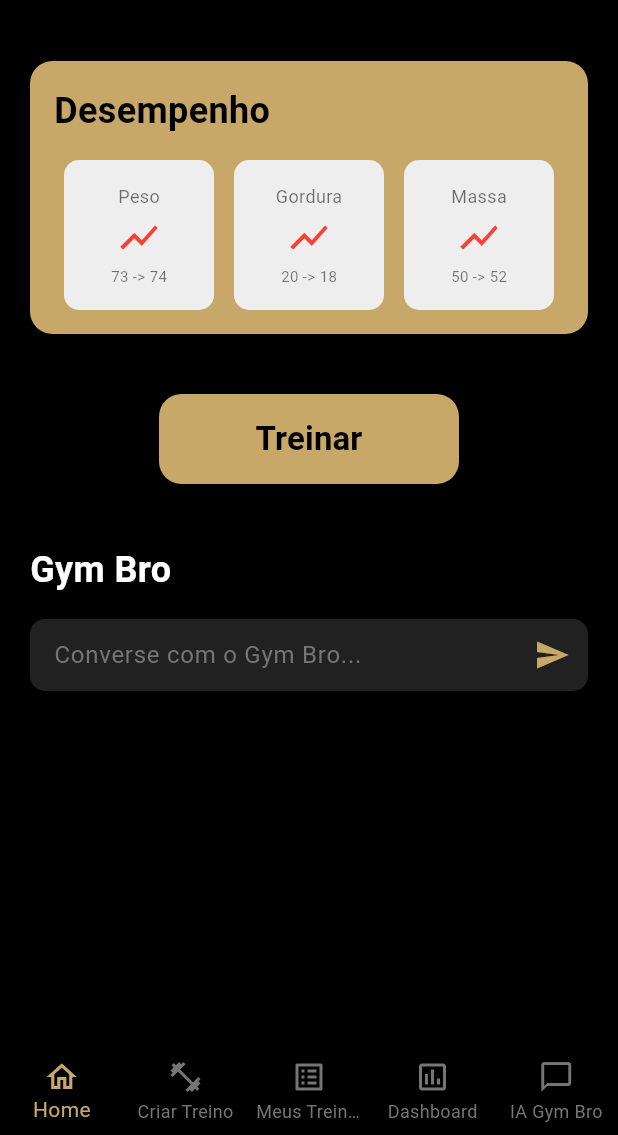
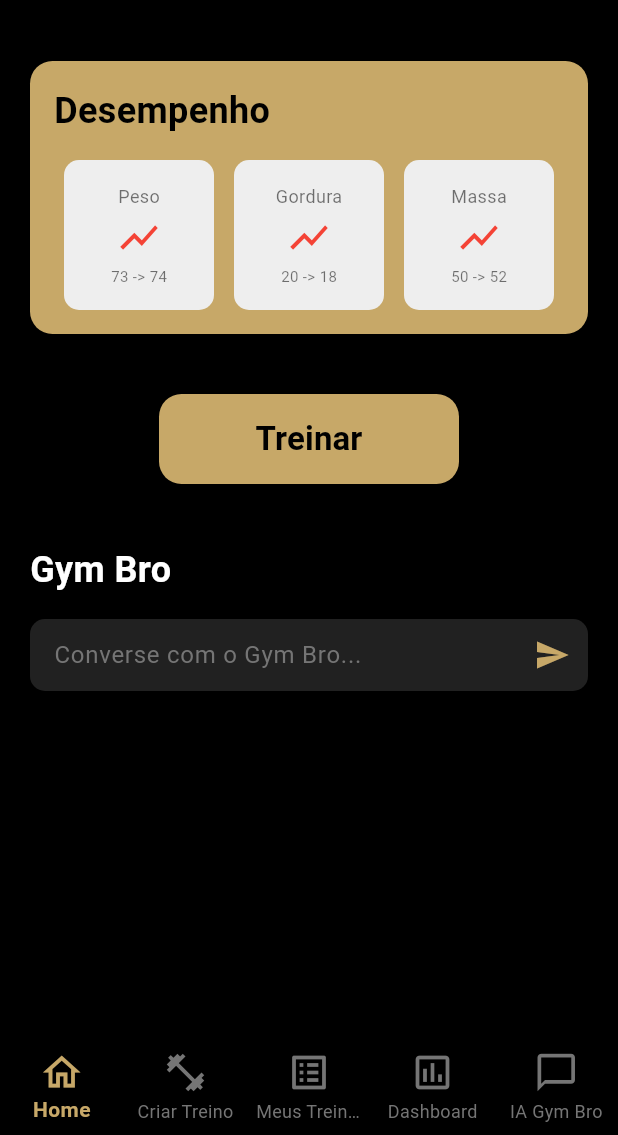
Before and after one commit to Mariohanijar/GymLion, a Flutter app: the screen it shows after launch, after a tap on "Entrar", on a phone screen of 412 x 824 dp, the part 101-1236 px from its top. Run offline on Flutter 3.47's test engine with Material 3 defaults, Android fonts, the phone set to English and light mode, and no system bars.

Commit message:
ajeitando bugs
precisa de melhora na parte dos icones

```diff
--- a/lib/Pages/login_page.dart
+++ b/lib/Pages/login_page.dart
@@ -1,8 +1,10 @@
-// lib/pages/login_page.dart - COM LOGO
+// lib/pages/login_page.dart - AGORA COM NAVEGAÇÃO CORRETA PARA CADASTRO
 
 import 'package:flutter/material.dart';
 // REMOVIDO: import de http e shared_preferences
 import 'main_nav_page.dart';
+// 1. IMPORTAR A PÁGINA DE CADASTRO
+import 'register_page.dart'; // O caminho está correto se estiver na mesma pasta 'pages/'
 
 class LoginPage extends StatefulWidget {
   const LoginPage({super.key});
@@ -36,11 +38,21 @@ class _LoginPageState extends State<LoginPage> {
     );
   }
 
+  // 2. NOVA FUNÇÃO DE NAVEGAÇÃO PARA O REGISTRO
+  void _navigateToRegister() {
+    Navigator.push(
+      context,
+      MaterialPageRoute(builder: (context) => const RegisterPage()),
+    );
+  }
+
   @override
   Widget build(BuildContext context) {
+    // Pegando a cor primária para estilizar o texto
+    final primaryColor = Theme.of(context).primaryColor;
+
     return Scaffold(
       appBar: AppBar(
-        // Removendo o título do AppBar para focar no logo centralizado
         backgroundColor: Colors.black,
       ),
       body: Center(
@@ -49,8 +61,23 @@ class _LoginPageState extends State<LoginPage> {
           child: Column(
             mainAxisAlignment: MainAxisAlignment.center,
             children: <Widget>[
-              Image.asset('./assets/logo-leao.jpg', height: 100),
-              const SizedBox(height: 30),
+              // LOGO
+              Image.asset(
+                './assets/logo-leao.jpg',
+                height: 100,
+              ),
+
+              // TEXTO GYMLION ABAIXO DA LOGO
+              Text(
+                'GYMLION',
+                style: TextStyle(
+                  color: primaryColor,
+                  fontSize: 34,
+                  fontWeight: FontWeight.w900,
+                  letterSpacing: 2,
+                ),
+              ),
+              const SizedBox(height: 50),
 
               // Campo Email
               TextField(
@@ -87,7 +114,7 @@ class _LoginPageState extends State<LoginPage> {
                 child: ElevatedButton(
                   onPressed: _isLoading ? null : _performLogin,
                   style: ElevatedButton.styleFrom(
-                    backgroundColor: Theme.of(context).primaryColor,
+                    backgroundColor: primaryColor,
                     foregroundColor: Colors.black,
                     shape: RoundedRectangleBorder(
                       borderRadius: BorderRadius.circular(10),
@@ -106,15 +133,13 @@ class _LoginPageState extends State<LoginPage> {
               ),
               const SizedBox(height: 20),
 
-              // Link para Cadastro
+              // Link para Cadastro (3. CHAMA A FUNÇÃO CORRETA)
               TextButton(
-                onPressed: () {
-                  print('Navegar para a página de registro...');
-                },
+                onPressed: _navigateToRegister, // Chamando a função para navegar
                 child: Text(
                   'Não tem conta? Cadastre-se aqui.',
                   style: TextStyle(
-                    color: Theme.of(context).primaryColor.withOpacity(0.7),
+                    color: primaryColor.withOpacity(0.7),
                   ),
                 ),
               ),
--- a/lib/Pages/main_nav_page.dart
+++ b/lib/Pages/main_nav_page.dart
@@ -1,11 +1,11 @@
 // lib/pages/main_nav_page.dart
 
 import 'package:flutter/material.dart';
-import 'home.dart';           // Aba 0: Home/Geral
+import 'home.dart'; // Aba 0: Home/Geral
 import 'training_selection_page.dart'; // Aba 1: Criar/Montar Novo Treino
-import 'my_workouts_page.dart';    // Aba 2: Treinos Salvos (Meus Treinos)
-import 'performance_page.dart';    // Aba 3: Desempenho/Dashboard
-import 'chatbot_page.dart';        // Aba 4: IA/Chatbot
+import 'my_workouts_page.dart'; // Aba 2: Treinos Salvos (Meus Treinos)
+import 'performance_page.dart'; // Aba 3: Desempenho/Dashboard
+import 'chatbot_page.dart'; // Aba 4: IA/Chatbot
 
 class MainNavPage extends StatefulWidget {
   const MainNavPage({super.key});
@@ -41,6 +41,7 @@ class _MainNavPageState extends State<MainNavPage> {
       // O Rodapé de Navegação (BottomNavigationBar)
       bottomNavigationBar: BottomNavigationBar(
         items: const <BottomNavigationBarItem>[
+          // ... (seus BottomNavigationBarItems)
           BottomNavigationBarItem(
             icon: Icon(Icons.home_outlined),
             label: 'Home',
@@ -63,10 +64,25 @@ class _MainNavPageState extends State<MainNavPage> {
           ),
         ],
         currentIndex: _selectedIndex,
-        type: BottomNavigationBarType.fixed, // Garante que todos os 5 itens caibam
-        selectedItemColor: Theme.of(context).primaryColor, // Usa o dourado do tema
+        type: BottomNavigationBarType.fixed,
+        selectedItemColor: Theme.of(context).primaryColor,
         unselectedItemColor: Colors.grey[600],
-        backgroundColor: Colors.black, // Fundo do rodapé preto
+        backgroundColor: Colors.black,
+
+        // AJUSTES DE TAMANHO PARA AUMENTAR O FOOTER:
+
+        // Aumenta o tamanho dos ícones
+        iconSize: 30,
+
+        // Aumenta o tamanho da fonte do item selecionado
+        selectedLabelStyle: const TextStyle(
+          fontSize: 14,
+          fontWeight: FontWeight.bold,
+        ),
+
+        // Aumenta o tamanho da fonte dos outros itens
+        unselectedLabelStyle: const TextStyle(fontSize: 12),
+
         onTap: _onItemTapped,
       ),
     );
--- a/lib/Pages/workout_execution_page.dart
+++ b/lib/Pages/workout_execution_page.dart
@@ -4,6 +4,7 @@ import 'package:flutter/material.dart';
 import 'package:provider/provider.dart';
 import 'training_manager.dart';
 import 'home.dart'; // Para voltar para a Home
+import 'main_nav_page.dart';
 
 class WorkoutExecutionPage extends StatefulWidget {
   final String bodyPart;
@@ -42,7 +43,7 @@ class _WorkoutExecutionPageState extends State<WorkoutExecutionPage> {
       SnackBar(
         content: Text(
           'Treino de ${widget.bodyPart} concluído e salvo!',
-          style: const TextStyle(color: Colors.black)
+          style: const TextStyle(color: Colors.black),
         ),
         backgroundColor: const Color(0xFFC7A868),
         duration: const Duration(seconds: 3),
@@ -51,8 +52,9 @@ class _WorkoutExecutionPageState extends State<WorkoutExecutionPage> {
 
     // Navega para a Home Page, limpando as telas de treino que estavam na pilha.
     Navigator.of(context).pushAndRemoveUntil(
-      MaterialPageRoute(builder: (context) => const HomePage()),
-      (Route<dynamic> route) => route.isFirst, // Limpa tudo até o Login/Primeira Rota
+      MaterialPageRoute(builder: (context) => const MainNavPage()),
+      (Route<dynamic> route) =>
+          route.isFirst, // Limpa tudo até o Login/Primeira Rota
     );
   }
 
@@ -60,7 +62,12 @@ class _WorkoutExecutionPageState extends State<WorkoutExecutionPage> {
   Widget build(BuildContext context) {
     if (widget.exercises.isEmpty) {
       return const Scaffold(
-        body: Center(child: Text('Nenhum exercício para este treino.', style: TextStyle(color: Colors.white))),
+        body: Center(
+          child: Text(
+            'Nenhum exercício para este treino.',
+            style: TextStyle(color: Colors.white),
+          ),
+        ),
       );
     }
 
@@ -70,7 +77,10 @@ class _WorkoutExecutionPageState extends State<WorkoutExecutionPage> {
     return Scaffold(
       backgroundColor: Colors.black,
       appBar: AppBar(
-        title: Text('Treino de ${widget.bodyPart} ($progress)', style: const TextStyle(color: Colors.white)),
+        title: Text(
+          'Treino de ${widget.bodyPart} ($progress)',
+          style: const TextStyle(color: Colors.white),
+        ),
         backgroundColor: Colors.black,
         iconTheme: const IconThemeData(color: Colors.white),
       ),
@@ -79,17 +89,33 @@ class _WorkoutExecutionPageState extends State<WorkoutExecutionPage> {
         child: Column(
           crossAxisAlignment: CrossAxisAlignment.start,
           children: [
-            Text(currentExercise.name, style: const TextStyle(color: Color(0xFFC7A868), fontSize: 34, fontWeight: FontWeight.bold)),
+            Text(
+              currentExercise.name,
+              style: const TextStyle(
+                color: Color(0xFFC7A868),
+                fontSize: 34,
+                fontWeight: FontWeight.bold,
+              ),
+            ),
             const SizedBox(height: 10),
-            Text('${currentExercise.setsReps.series} Séries de ${currentExercise.setsReps.repetitions} Repetições', style: const TextStyle(color: Colors.white70, fontSize: 20)),
+            Text(
+              '${currentExercise.setsReps.series} Séries de ${currentExercise.setsReps.repetitions} Repetições',
+              style: const TextStyle(color: Colors.white70, fontSize: 20),
+            ),
             const SizedBox(height: 40),
 
             Container(
               height: 200,
               width: double.infinity,
-              decoration: BoxDecoration(color: Colors.grey[900], borderRadius: BorderRadius.circular(15)),
+              decoration: BoxDecoration(
+                color: Colors.grey[900],
+                borderRadius: BorderRadius.circular(15),
+              ),
               child: Center(
-                child: Text('A Fazer: ${currentExercise.setsReps.series} Séries', style: const TextStyle(color: Colors.white, fontSize: 24)),
+                child: Text(
+                  'A Fazer: ${currentExercise.setsReps.series} Séries',
+                  style: const TextStyle(color: Colors.white, fontSize: 24),
+                ),
               ),
             ),
             const Spacer(),
@@ -100,12 +126,23 @@ class _WorkoutExecutionPageState extends State<WorkoutExecutionPage> {
               child: ElevatedButton(
                 onPressed: _moveToNextExercise,
                 style: ElevatedButton.styleFrom(
-                  backgroundColor: _currentExerciseIndex < widget.exercises.length - 1 ? const Color(0xFFC7A868) : Colors.red,
-                  shape: RoundedRectangleBorder(borderRadius: BorderRadius.circular(15)),
+                  backgroundColor:
+                      _currentExerciseIndex < widget.exercises.length - 1
+                      ? const Color(0xFFC7A868)
+                      : Colors.red,
+                  shape: RoundedRectangleBorder(
+                    borderRadius: BorderRadius.circular(15),
+                  ),
                 ),
                 child: Text(
-                  _currentExerciseIndex < widget.exercises.length - 1 ? 'Terminar Exercício e PRÓXIMO' : 'FINALIZAR TREINO',
-                  style: const TextStyle(color: Colors.black, fontSize: 20, fontWeight: FontWeight.bold),
+                  _currentExerciseIndex < widget.exercises.length - 1
+                      ? 'Terminar Exercício e PRÓXIMO'
+                      : 'FINALIZAR TREINO',
+                  style: const TextStyle(
+                    color: Colors.black,
+                    fontSize: 20,
+                    fontWeight: FontWeight.bold,
+                  ),
                 ),
               ),
             ),
```
